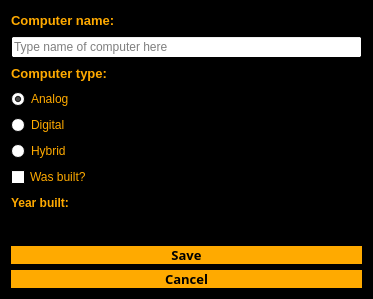
First picture: the form in computeradd.ui, repository stefanv15/verklegtNamskeid_skil3, before the edit.
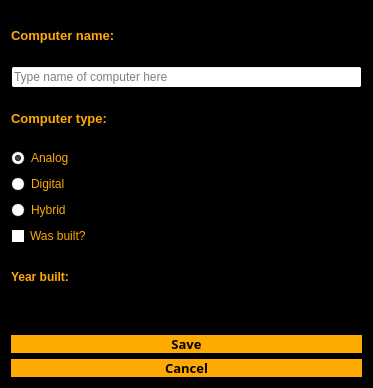
Second picture: the form after the edit.

What changed in the file:
```diff
--- a/computeradd.ui
+++ b/computeradd.ui
@@ -7,7 +7,7 @@
     <x>0</x>
     <y>0</y>
     <width>373</width>
-    <height>299</height>
+    <height>388</height>
    </rect>
   </property>
   <property name="palette">
```
Left out of the diff: 3 changed lines with no effect on the pictures.
